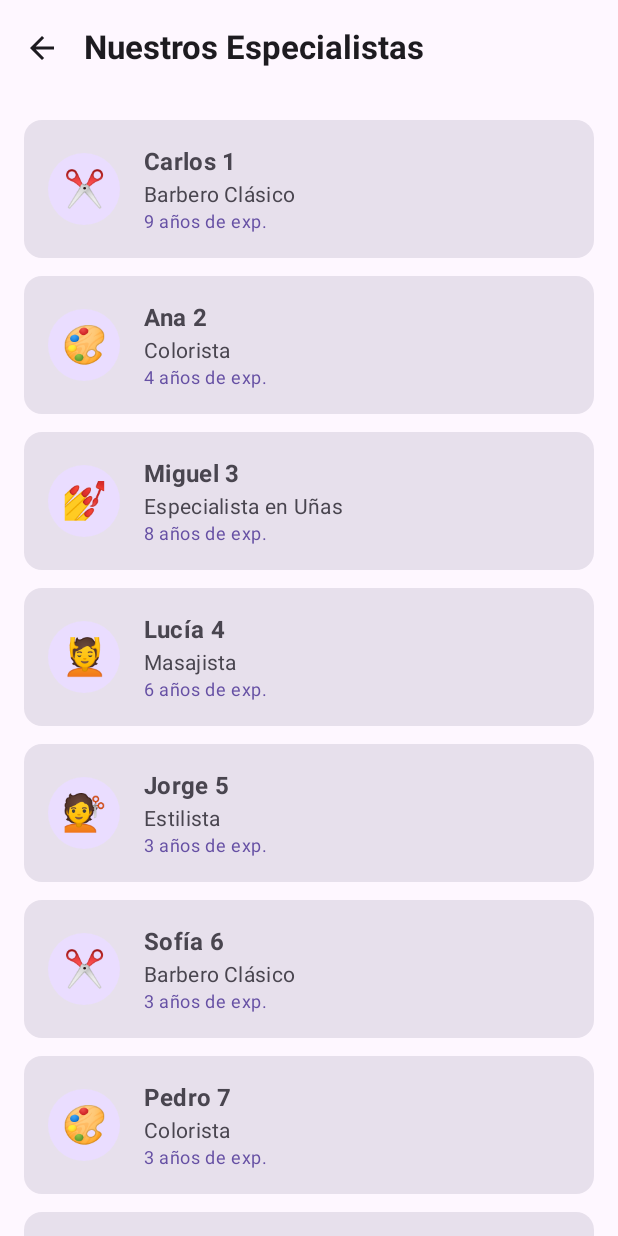
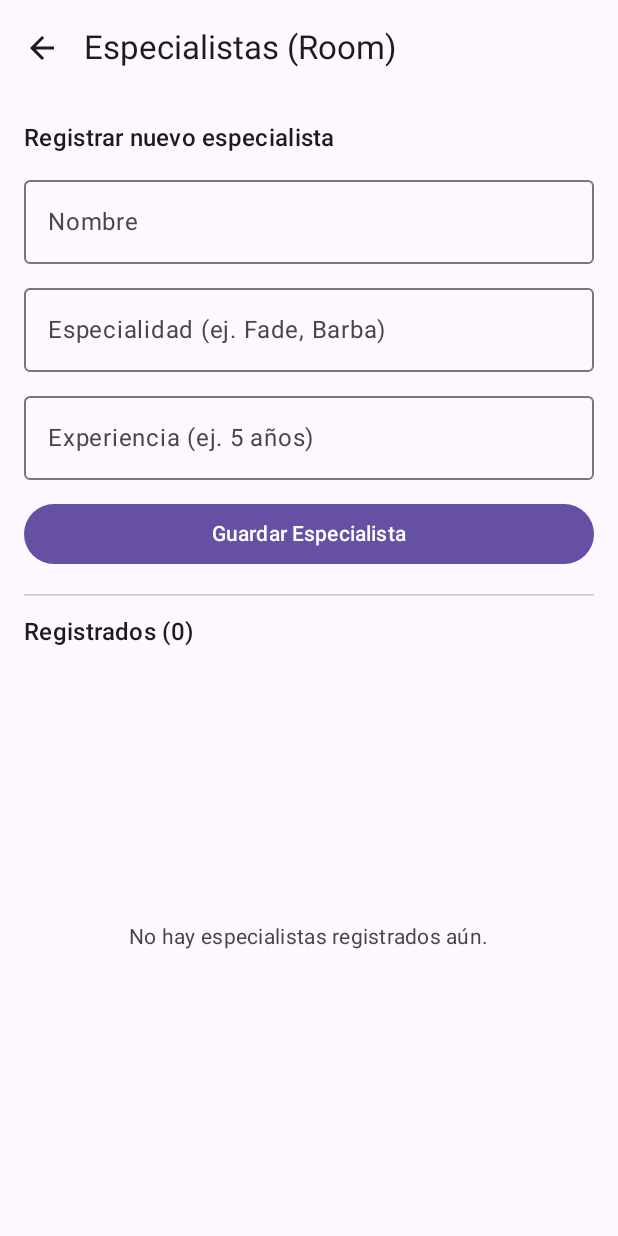
Before and after one commit to Gonzalo-0104/IDNP-LAB-A-BARBER-DATE, an Android app built with Jetpack Compose: the screen it shows after launch (MainActivity), after a tap on "Conoce a Nuestros Especialistas", on a phone screen of 412 x 824 dp. Run offline under Robolectric (Android 15) with nearby library versions, the phone set to English and light mode, and no system bars; our stand-ins replace Room's generated code.

Commit message:
Lab 09: Persistencia local con Room

```diff
--- a/app/build.gradle.kts
+++ b/app/build.gradle.kts
@@ -1,6 +1,7 @@
 plugins {
     alias(libs.plugins.android.application)
     alias(libs.plugins.kotlin.compose)
+    alias(libs.plugins.ksp)
 }
 
 android {
@@ -11,7 +12,7 @@ android {
 
     defaultConfig {
         applicationId = "com.example.barberdate"
-        minSdk = 24
+        minSdk = 26
         targetSdk = 37
         versionCode = 1
         versionName = "1.0"
@@ -56,4 +57,7 @@ dependencies {
     androidTestImplementation(libs.androidx.junit)
     debugImplementation(libs.androidx.compose.ui.test.manifest)
     debugImplementation(libs.androidx.compose.ui.tooling)
+    implementation(libs.androidx.room.runtime)
+    implementation(libs.androidx.room.ktx)
+    ksp(libs.androidx.room.compiler)
 }
--- /dev/null
+++ b/app/src/main/java/com/example/barberdate/AppDatabase.kt
@@ -0,0 +1,33 @@
+package com.example.barberdate.data
+
+import android.content.Context
+import androidx.room.Database
+import androidx.room.Room
+import androidx.room.RoomDatabase
+
+@Database(
+    entities = [EspecialistaEntity::class],
+    version = 1,
+    exportSchema = false
+)
+abstract class AppDatabase : RoomDatabase() {
+
+    abstract fun especialistaDao(): EspecialistaDao
+
+    companion object {
+        @Volatile
+        private var INSTANCE: AppDatabase? = null
+
+        fun getDatabase(context: Context): AppDatabase {
+            return INSTANCE ?: synchronized(this) {
+                val instance = Room.databaseBuilder(
+                    context.applicationContext,
+                    AppDatabase::class.java,
+                    "barberdate_database"
+                ).build()
+                INSTANCE = instance
+                instance
+            }
+        }
+    }
+}
--- /dev/null
+++ b/app/src/main/java/com/example/barberdate/EspecialistaDao.kt
@@ -0,0 +1,21 @@
+package com.example.barberdate.data
+
+import androidx.room.Dao
+import androidx.room.Delete
+import androidx.room.Insert
+import androidx.room.OnConflictStrategy
+import androidx.room.Query
+import kotlinx.coroutines.flow.Flow
+
+@Dao
+interface EspecialistaDao {
+
+    @Query("SELECT * FROM especialistas ORDER BY id DESC")
+    fun obtenerTodos(): Flow<List<EspecialistaEntity>>
+
+    @Insert(onConflict = OnConflictStrategy.REPLACE)
+    suspend fun insertar(especialista: EspecialistaEntity)
+
+    @Delete
+    suspend fun eliminar(especialista: EspecialistaEntity)
+}
--- /dev/null
+++ b/app/src/main/java/com/example/barberdate/EspecialistasRoomScreen.kt
@@ -0,0 +1,214 @@
+package com.example.barberdate
+
+import androidx.compose.foundation.layout.*
+import androidx.compose.foundation.lazy.LazyColumn
+import androidx.compose.foundation.lazy.items
+import androidx.compose.material.icons.Icons
+import androidx.compose.material.icons.automirrored.filled.ArrowBack
+import androidx.compose.material.icons.filled.Delete
+import androidx.compose.material3.*
+import androidx.compose.runtime.*
+import androidx.compose.ui.Alignment
+import androidx.compose.ui.Modifier
+import androidx.compose.ui.platform.LocalContext
+import androidx.compose.ui.unit.dp
+import com.example.barberdate.data.AppDatabase
+import com.example.barberdate.data.EspecialistaEntity
+import kotlinx.coroutines.Dispatchers
+import kotlinx.coroutines.launch
+
+@OptIn(ExperimentalMaterial3Api::class)
+@Composable
+fun EspecialistasRoomScreen(onVolver: () -> Unit) {
+    val context = LocalContext.current
+    val db = remember { AppDatabase.getDatabase(context) }
+    val dao = remember { db.especialistaDao() }
+    val scope = rememberCoroutineScope()
+
+    // Observa la base de datos en tiempo real (Flow)
+    val listaEspecialistas by dao.obtenerTodos().collectAsState(initial = emptyList())
+
+    // Estados del formulario
+    var nombre by remember { mutableStateOf("") }
+    var especialidad by remember { mutableStateOf("") }
+    var experiencia by remember { mutableStateOf("") }
+    var mostrarError by remember { mutableStateOf(false) }
+
+    Scaffold(
+        topBar = {
+            TopAppBar(
+                title = { Text("Especialistas (Room)") },
+                navigationIcon = {
+                    IconButton(onClick = onVolver) {
+                        Icon(
+                            imageVector = Icons.AutoMirrored.Filled.ArrowBack,
+                            contentDescription = "Volver"
+                        )
+                    }
+                }
+            )
+        }
+    ) { paddingValues ->
+        Column(
+            modifier = Modifier
+                .fillMaxSize()
+                .padding(paddingValues)
+                .padding(16.dp)
+        ) {
+            // --- FORMULARIO DE REGISTRO ---
+            Text(
+                text = "Registrar nuevo especialista",
+                style = MaterialTheme.typography.titleMedium
+            )
+            Spacer(modifier = Modifier.height(8.dp))
+
+            OutlinedTextField(
+                value = nombre,
+                onValueChange = {
+                    nombre = it
+                    mostrarError = false
+                },
+                label = { Text("Nombre") },
+                singleLine = true,
+                modifier = Modifier.fillMaxWidth()
+            )
+            Spacer(modifier = Modifier.height(8.dp))
+
+            OutlinedTextField(
+                value = especialidad,
+                onValueChange = {
+                    especialidad = it
+                    mostrarError = false
+                },
+                label = { Text("Especialidad (ej. Fade, Barba)") },
+                singleLine = true,
+                modifier = Modifier.fillMaxWidth()
+            )
+            Spacer(modifier = Modifier.height(8.dp))
+
+            OutlinedTextField(
+                value = experiencia,
+                onValueChange = {
+                    experiencia = it
+                    mostrarError = false
+                },
+                label = { Text("Experiencia (ej. 5 años)") },
+                singleLine = true,
+                modifier = Modifier.fillMaxWidth()
+            )
+
+            if (mostrarError) {
+                Spacer(modifier = Modifier.height(4.dp))
+                Text(
+                    text = "Completa todos los campos para guardar",
+                    color = MaterialTheme.colorScheme.error,
+                    style = MaterialTheme.typography.bodySmall
+                )
+            }
+
+            Spacer(modifier = Modifier.height(12.dp))
+
+            Button(
+                onClick = {
+                    if (nombre.isNotBlank() && especialidad.isNotBlank() && experiencia.isNotBlank()) {
+                        val nuevo = EspecialistaEntity(
+                            nombre = nombre.trim(),
+                            especialidad = especialidad.trim(),
+                            experiencia = experiencia.trim()
+                        )
+                        // Inserción en hilo secundario (IO)
+                        scope.launch(Dispatchers.IO) {
+                            dao.insertar(nuevo)
+                        }
+                        // Limpiar campos
+                        nombre = ""
+                        especialidad = ""
+                        experiencia = ""
+                    } else {
+                        mostrarError = true
+                    }
+                },
+                modifier = Modifier.fillMaxWidth()
+            ) {
+                Text("Guardar Especialista")
+            }
+
+            Spacer(modifier = Modifier.height(16.dp))
+            HorizontalDivider()
+            Spacer(modifier = Modifier.height(12.dp))
+
+            // --- LISTADO REACTIVO CON LAZYCOLUMN ---
+            Text(
+                text = "Registrados (${listaEspecialistas.size})",
+                style = MaterialTheme.typography.titleMedium
+            )
+            Spacer(modifier = Modifier.height(8.dp))
+
+            if (listaEspecialistas.isEmpty()) {
+                Box(
+                    modifier = Modifier.fillMaxSize(),
+                    contentAlignment = Alignment.Center
+                ) {
+                    Text(
+                        text = "No hay especialistas registrados aún.",
+                        style = MaterialTheme.typography.bodyMedium,
+                        color = MaterialTheme.colorScheme.onSurfaceVariant
+                    )
+                }
+            } else {
+                LazyColumn(
+                    verticalArrangement = Arrangement.spacedBy(8.dp),
+                    modifier = Modifier.fillMaxSize()
+                ) {
+                    items(
+                        items = listaEspecialistas,
+                        key = { it.id }
+                    ) { especialista ->
+                        Card(
+                            modifier = Modifier.fillMaxWidth()
+                        ) {
+                            Row(
+                                modifier = Modifier
+                                    .fillMaxWidth()
+                                    .padding(16.dp),
+                                verticalAlignment = Alignment.CenterVertically,
+                                horizontalArrangement = Arrangement.SpaceBetween
+                            ) {
+                                Column(modifier = Modifier.weight(1f)) {
+                                    Text(
+                                        text = especialista.nombre,
+                                        style = MaterialTheme.typography.titleMedium
+                                    )
+                                    Text(
+                                        text = "Especialidad: ${especialista.especialidad}",
+                                        style = MaterialTheme.typography.bodyMedium
+                                    )
+                                    Text(
+                                        text = "Experiencia: ${especialista.experiencia}",
+                                        style = MaterialTheme.typography.bodySmall,
+                                        color = MaterialTheme.colorScheme.onSurfaceVariant
+                                    )
+                                }
+
+                                // Operación adicional: Eliminar
+                                IconButton(
+                                    onClick = {
+                                        scope.launch(Dispatchers.IO) {
+                                            dao.eliminar(especialista)
+                                        }
+                                    }
+                                ) {
+                                    Icon(
+                                        imageVector = Icons.Default.Delete,
+                                        contentDescription = "Eliminar especialista",
+                                        tint = MaterialTheme.colorScheme.error
+                                    )
+                                }
+                            }
+                        }
+                    }
+                }
+            }
+        }
+    }
+}
--- a/app/src/main/java/com/example/barberdate/MainActivity.kt
+++ b/app/src/main/java/com/example/barberdate/MainActivity.kt
@@ -259,9 +259,9 @@ fun AppNavigation(
             )
         }
 
-        // Ruta 5: Especialistas
+        // Ruta 5: Especialistas (Lab 09 - Room)
         composable("especialistas") {
-            EspecialistasScreen(
+            EspecialistasRoomScreen(
                 onVolver = { navController.popBackStack() }
             )
         }
--- a/build.gradle.kts
+++ b/build.gradle.kts
@@ -2,4 +2,5 @@
 plugins {
     alias(libs.plugins.android.application) apply false
     alias(libs.plugins.kotlin.compose) apply false
+    alias(libs.plugins.ksp) apply false
 }
--- a/gradle.properties
+++ b/gradle.properties
@@ -17,3 +17,4 @@ org.gradle.jvmargs=-Xmx2048m -Dfile.encoding=UTF-8
 org.gradle.configuration-cache=true
 # Kotlin code style for this project: "official" or "obsolete":
 kotlin.code.style=official
+android.disallowKotlinSourceSets=false
--- a/gradle/libs.versions.toml
+++ b/gradle/libs.versions.toml
@@ -9,6 +9,8 @@ activityCompose = "1.13.0"
 kotlin = "2.2.10"
 composeBom = "2026.02.01"
 datastorePreferences = "1.1.1"
+room = "2.8.4"
+ksp = "2.3.3"
 
 [libraries]
 androidx-core-ktx = { group = "androidx.core", name = "core-ktx", version.ref = "coreKtx" }
@@ -26,7 +28,11 @@ androidx-compose-ui-test-manifest = { group = "androidx.compose.ui", name = "ui-
 androidx-compose-ui-test-junit4 = { group = "androidx.compose.ui", name = "ui-test-junit4" }
 androidx-compose-material3 = { group = "androidx.compose.material3", name = "material3" }
 androidx-datastore-preferences = { group = "androidx.datastore", name = "datastore-preferences", version.ref = "datastorePreferences" }
+androidx-room-runtime = { group = "androidx.room", name = "room-runtime", version.ref = "room" }
+androidx-room-ktx = { group = "androidx.room", name = "room-ktx", version.ref = "room" }
+androidx-room-compiler = { group = "androidx.room", name = "room-compiler", version.ref = "room" }
 
 [plugins]
 android-application = { id = "com.android.application", version.ref = "agp" }
 kotlin-compose = { id = "org.jetbrains.kotlin.plugin.compose", version.ref = "kotlin" }
+ksp = { id = "com.google.devtools.ksp", version.ref = "ksp" }
```
Also changed, not shown: app/src/main/java/com/example/barberdate/EspecialistaEntity.kt (added, +13 -0 lines).
